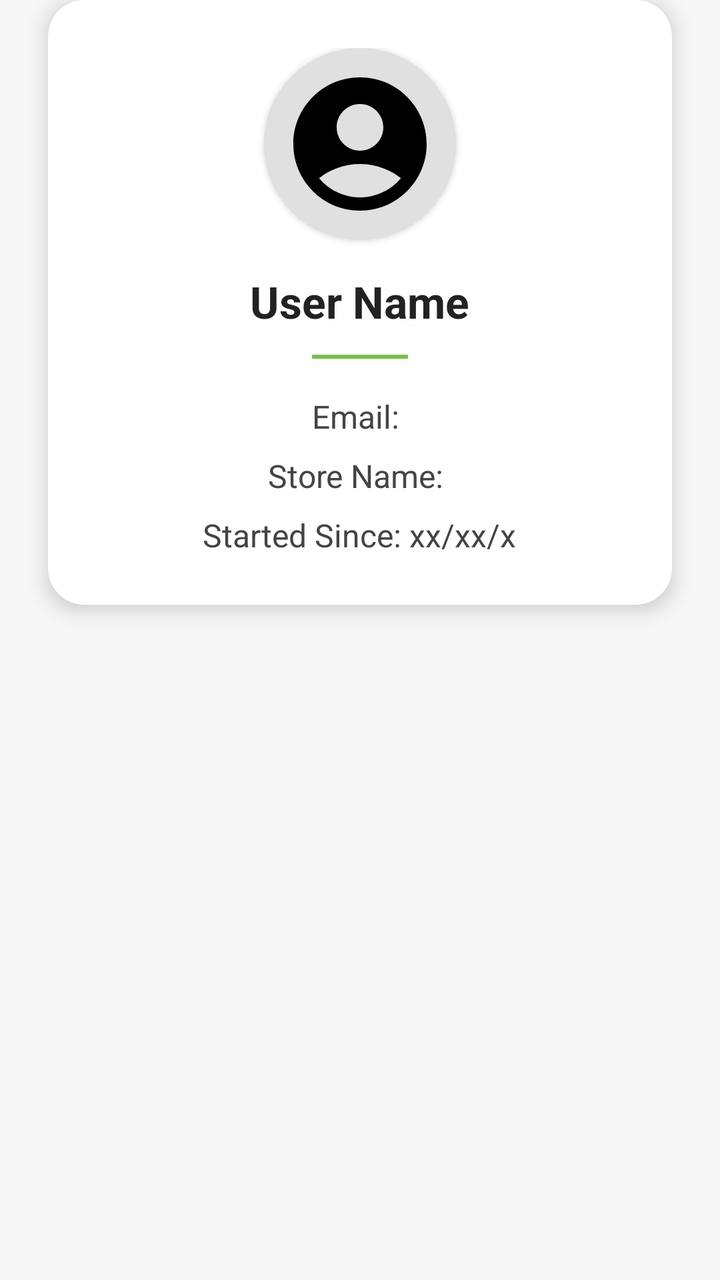
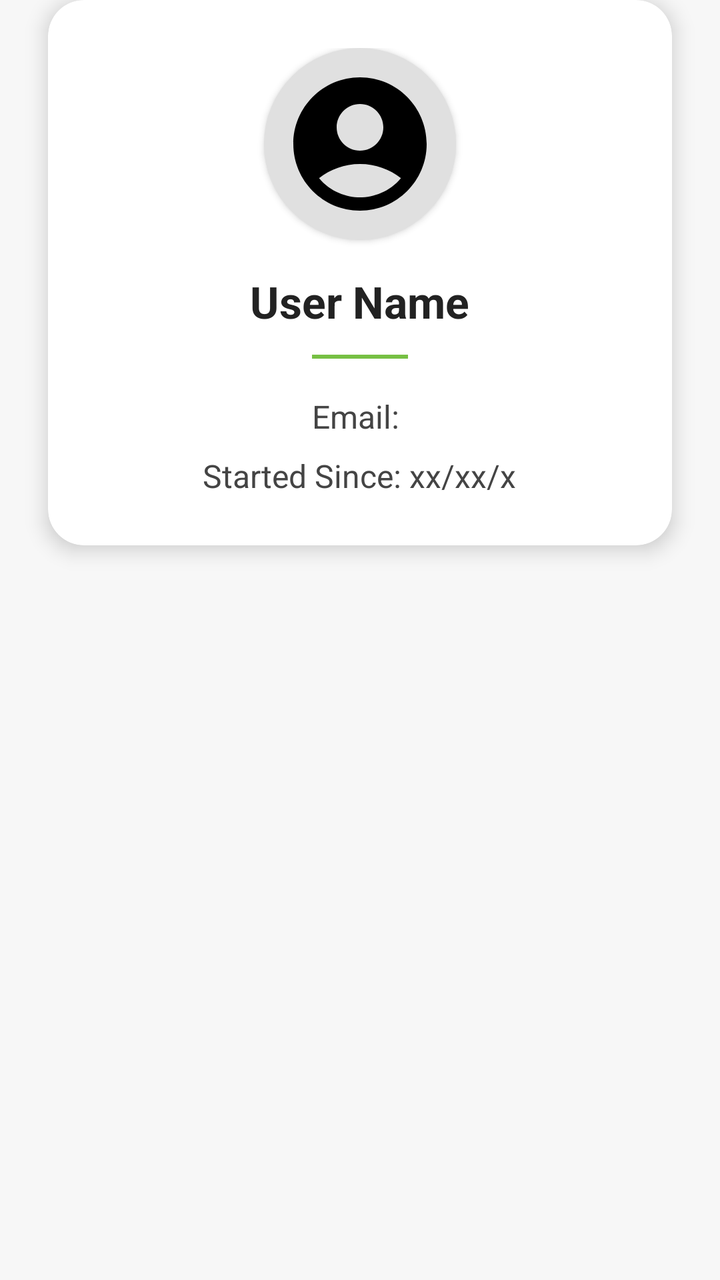

Screens rendered from an Android XML layout before and after an edit, with the pre-edit source and the edit as a unified diff.
<!-- AndroidManifest.xml: application theme Theme.MyApp -->
<!-- res/layout/fragment_profile_activity.xml -->
<?xml version="1.0" encoding="utf-8"?>
<androidx.constraintlayout.widget.ConstraintLayout xmlns:android="http://schemas.android.com/apk/res/android"
    xmlns:app="http://schemas.android.com/apk/res-auto"
    android:layout_width="match_parent"
    android:layout_height="match_parent"
    android:background="#F7F7F7">

    <androidx.cardview.widget.CardView
        android:layout_width="match_parent"
        android:layout_height="wrap_content"
        android:layout_margin="24dp"
        app:cardCornerRadius="18dp"
        app:cardElevation="6dp"
        app:cardBackgroundColor="@android:color/white">

        <LinearLayout
            android:layout_width="match_parent"
            android:layout_height="wrap_content"
            android:orientation="vertical"
            android:padding="24dp"
            android:gravity="center_horizontal">

            
            <ImageView
                android:layout_width="96dp"
                android:layout_height="96dp"
                android:src="@drawable/ic_user"
                android:scaleType="centerCrop"
                android:background="@drawable/circle_bg"
                android:padding="8dp"
                android:elevation="2dp" />

            
            <TextView
                android:id="@+id/Username"
                android:layout_width="wrap_content"
                android:layout_height="wrap_content"
                android:text="User Name"
                android:textColor="#222"
                android:textSize="22sp"
                android:textStyle="bold"
                android:layout_marginTop="16dp" />

            
            <View
                android:layout_width="48dp"
                android:layout_height="2dp"
                android:background="#76C043"
                android:layout_marginTop="12dp"
                android:layout_gravity="center_horizontal" />

            
            <TextView
                android:id="@+id/User_email"
                android:layout_width="wrap_content"
                android:layout_height="wrap_content"
                android:text="Email: "
                android:textColor="#444"
                android:textSize="16sp"
                android:layout_marginTop="18dp" />

            
            <TextView
                android:id="@+id/User_store_name"
                android:layout_width="wrap_content"
                android:layout_height="wrap_content"
                android:text="Store Name: "
                android:textColor="#444"
                android:textSize="16sp"
                android:layout_marginTop="8dp" />

            
            <TextView
                android:id="@+id/User_started"
                android:layout_width="wrap_content"
                android:layout_height="wrap_content"
                android:text="Started Since: xx/xx/x"
                android:textColor="#444"
                android:textSize="16sp"
                android:layout_marginTop="8dp" />

        </LinearLayout>
    </androidx.cardview.widget.CardView>

</androidx.constraintlayout.widget.ConstraintLayout>
<!-- resources referenced by this layout -->
<resources>
  <!-- drawable circle_bg (drawable) -->
  <?xml version="1.0" encoding="utf-8"?>
  <shape xmlns:android="http://schemas.android.com/apk/res/android"
      android:shape="oval">
      <solid android:color="#E0E0E0" />
  </shape>
  <!-- drawable ic_user (drawable) -->
  <vector xmlns:android="http://schemas.android.com/apk/res/android"
      android:height="120dp"
      android:tint="#000000"
      android:viewportHeight="24"
      android:viewportWidth="24"
      android:width="120dp">
        
      <path android:fillColor="@android:color/white"
          android:pathData="M12,2C6.48,2 2,6.48 2,12s4.48,10 10,10s10,-4.48 10,-10S17.52,2 12,2zM12,6c1.93,0 3.5,1.57 3.5,3.5S13.93,13 12,13s-3.5,-1.57 -3.5,-3.5S10.07,6 12,6zM12,20c-2.03,0 -4.43,-0.82 -6.14,-2.88C7.55,15.8 9.68,15 12,15s4.45,0.8 6.14,2.12C16.43,19.18 14.03,20 12,20z"/>
      
  </vector>
  <style name="Theme.MyApp" parent="Theme.AppCompat.Light.NoActionBar">
  
      </style>
</resources>

<!-- the commit's change to res/layout/fragment_profile_activity.xml (unified diff, before → after) -->
@@ -59,15 +59,6 @@
                 android:textSize="16sp"
                 android:layout_marginTop="18dp" />
 
-            
-            <TextView
-                android:id="@+id/User_store_name"
-                android:layout_width="wrap_content"
-                android:layout_height="wrap_content"
-                android:text="Store Name: "
-                android:textColor="#444"
-                android:textSize="16sp"
-                android:layout_marginTop="8dp" />
 
             
             <TextView
